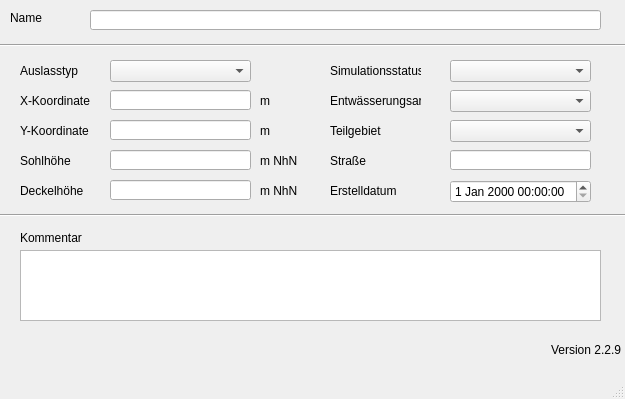
The window that qkan/database/templates/auslaesse.ui (hoettges/QKan) describes before a commit, drawn with Qt 5.
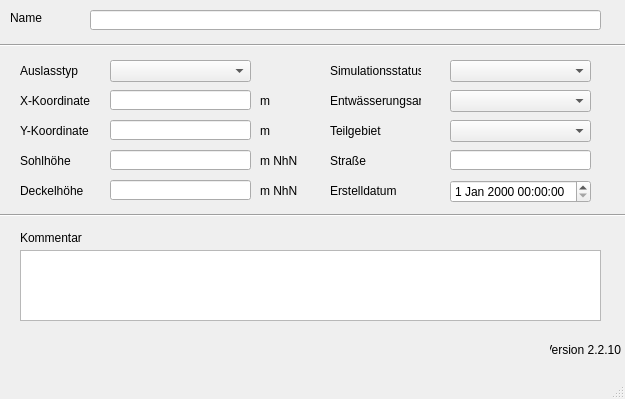
The same window after the commit. Custom widgets are drawn as their Qt base class.

```diff
--- a/qkan/database/templates/auslaesse.ui
+++ b/qkan/database/templates/auslaesse.ui
@@ -390,7 +390,7 @@
      <string>Version QKan Import</string>
     </property>
     <property name="text">
-     <string>Version 2.2.9</string>
+     <string>Version 2.2.10</string>
     </property>
     <property name="alignment">
      <set>Qt::AlignRight|Qt::AlignTrailing|Qt::AlignVCenter</set>
```
